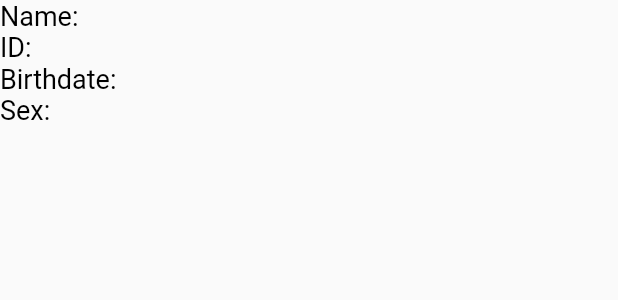
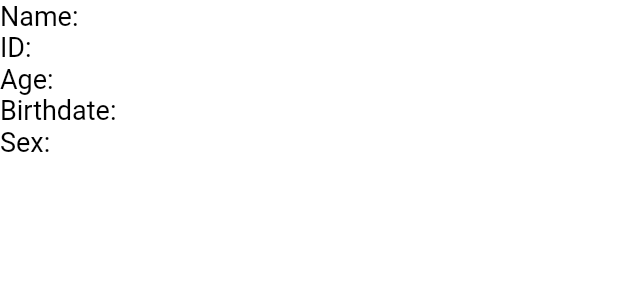
Before and after one commit to Dokotela/vigor, a Flutter app: the InfoBannerWidget widget shown alone on an empty page, opened directly with empty values, on a phone screen of 412 x 824 dp. Shown: the top 300 px of the screen. Run offline on Flutter 3.47's test engine with Material 2 defaults, Android fonts, the phone set to English and light mode, and no system bars; our stand-ins replace dartz, freezed_annotation, get, google_fonts, sembast, sqflite and 1 more; missing offline and left inert: fhir, sembast_sqflite, translator, vax_cast; accounts and stored records are empty; generated files the repository leaves out were written again.

Commit message:
feat: can now get relative age via 'fuzzy' dates

```diff
--- a/lib/1_presentation/screens/patient_screens/patient_immunizations.dart
+++ b/lib/1_presentation/screens/patient_screens/patient_immunizations.dart
@@ -31,6 +31,7 @@ class PatientImmunizations extends StatelessWidget {
                   lastCommaFirstName: controller.name(),
                   id: controller.id(),
                   birthDate: controller.birthDate(),
+                  relativeAge: controller.relativeAge(),
                   sex: controller.sex(),
                 ),
               ),
--- a/lib/1_presentation/screens/patient_screens/patient_parasite.dart
+++ b/lib/1_presentation/screens/patient_screens/patient_parasite.dart
@@ -32,6 +32,7 @@ class PatientParasite extends StatelessWidget {
                     lastCommaFirstName: controller.name(),
                     id: controller.id(),
                     birthDate: controller.birthDate(),
+                    relativeAge: controller.relativeAge(),
                     sex: controller.sex(),
                   ),
                 ),
--- a/lib/1_presentation/screens/patient_screens/widgets/info_banner.dart
+++ b/lib/1_presentation/screens/patient_screens/widgets/info_banner.dart
@@ -7,12 +7,14 @@ class InfoBannerWidget extends StatelessWidget {
     @required this.lastCommaFirstName,
     @required this.id,
     @required this.birthDate,
+    @required this.relativeAge,
     @required this.sex,
   });
 
   final String lastCommaFirstName;
   final String id;
   final String birthDate;
+  final String relativeAge;
   final String sex;
   static const localTextStyle = TextStyle(color: Colors.black);
 
@@ -23,6 +25,7 @@ class InfoBannerWidget extends StatelessWidget {
       children: <Widget>[
         Text('${"Name".tr}: $lastCommaFirstName', style: localTextStyle),
         Text('${"ID"}: $id', style: localTextStyle),
+        Text('${"Age"}: $relativeAge', style: localTextStyle),
         Text('${"Birthdate".tr}: $birthDate', style: localTextStyle),
         Text('${"Sex".tr}: $sex', style: localTextStyle),
       ],
--- a/lib/1_presentation/theme/theme.dart
+++ b/lib/1_presentation/theme/theme.dart
@@ -8,6 +8,8 @@ abstract class ThemeClass {
         brightness: Brightness.light,
         primaryColor: AppColors.primaryLight,
         accentColor: AppColors.secondaryLight,
+        backgroundColor: AppColors.backgroundLight,
+        scaffoldBackgroundColor: AppColors.backgroundLight,
         disabledColor: AppColors.disabledLight,
         textTheme: MyTextTheme.buildLightTextTheme(),
       );
@@ -18,6 +20,8 @@ abstract class ThemeClass {
         primaryColor: AppColors.primaryDark,
         accentColor: AppColors.secondaryDark,
         disabledColor: AppColors.disabledDark,
+        backgroundColor: AppColors.backgroundDark,
+        scaffoldBackgroundColor: AppColors.backgroundDark,
         textTheme: MyTextTheme.buildDarkTextTheme(),
         inputDecorationTheme: InputDecorationTheme(
           border: OutlineInputBorder(
@@ -37,11 +41,13 @@ class AppColors {
   static const Color primaryLight = Color(0xFF2D9CDB);
   static const Color secondaryLight = Color(0xFFF2C94C);
   static const Color disabledLight = Colors.white38;
+  static const Color backgroundLight = Colors.white;
   static const Color textDark = Color(0xFF000000);
   // Dark theme  // todo: replace
   static const Color primaryDark = Color(0xFF2D9CDB);
   static const Color secondaryDark = Color(0xFFF2C94C);
   static const Color disabledDark = Colors.white38;
+  static const Color backgroundDark = Colors.white;
   static const Color textLight = gray6;
   // Multi-theme
   static const Color gray5 = Color(0xFFE0E0E0);
--- a/lib/2_application/patient_home/patient_home_controller.dart
+++ b/lib/2_application/patient_home/patient_home_controller.dart
@@ -1,6 +1,8 @@
 import 'package:get/get.dart';
 import 'package:vigor/1_presentation/screens/screens.dart';
 import 'package:vigor/3_domain/models/patient_model.dart';
+
+import 'shared/relative_age.dart';
 
 class PatientHomeController extends GetxController {
   // PROPERTIES
@@ -15,6 +17,7 @@ class PatientHomeController extends GetxController {
   String id() => patient.id();
   String sex() => patient.sex();
   String birthDate() => patient.birthDate();
+  String relativeAge() => sharedRelativeAge(patient.birthDate());
 
   // FUNCTIONS
   void editPatient() =>
--- a/lib/2_application/patient_home/patient_immunizations/patient_immunizations_controller.dart
+++ b/lib/2_application/patient_home/patient_immunizations/patient_immunizations_controller.dart
@@ -3,6 +3,7 @@ import 'package:flutter/material.dart';
 import 'package:freezed_annotation/freezed_annotation.dart';
 import 'package:get/get.dart';
 import 'package:vigor/1_presentation/screens/screens.dart';
+import 'package:vigor/2_application/patient_home/shared/relative_age.dart';
 import 'package:vigor/3_domain/formatters/simple_date.dart';
 import 'package:vigor/3_domain/models/patient_model.dart';
 
@@ -38,6 +39,8 @@ class PatientImmunizationsController extends GetxController {
   String id() => state.value.patient.id();
   String sex() => state.value.patient.sex();
   String birthDate() => state.value.patient.birthDate();
+  String relativeAge() => sharedRelativeAge(state.value.patient.birthDate());
+
   int get numberOfRecommendations => state.value.displayImmRecs.length;
   Color colorByDate(int index) {
     final dueDate = DateTime.parse(state
--- a/lib/2_application/patient_home/patient_parasite_controller.dart
+++ b/lib/2_application/patient_home/patient_parasite_controller.dart
@@ -3,6 +3,8 @@ import 'package:get/get.dart';
 import 'package:vigor/1_presentation/screens/screens.dart';
 import 'package:vigor/3_domain/models/patient_model.dart';
 import 'package:vigor/4_infrastructure/interfaces/i_fhir_db.dart';
+
+import 'shared/relative_age.dart';
 
 class PatientParasiteController extends GetxController {
   // PROPERTIES
@@ -27,6 +29,7 @@ class PatientParasiteController extends GetxController {
   String id() => patient.id();
   String sex() => patient.sex();
   String birthDate() => patient.birthDate();
+  String relativeAge() => sharedRelativeAge(patient.birthDate());
 
   // FUNCTIONS
   void editPatient() =>
--- a/pubspec.yaml
+++ b/pubspec.yaml
@@ -1,11 +1,12 @@
 name: vigor
-description: mHealth Platform, utilizing FHIR, written in Dart/Flutter to create transcendent data
+description: mHealth Platform, utilizing FHIR, written in Dart/Flutter to create
+  transcendent data
 
 publish_to: 'none'
 version: 1.0.0+1
 
 environment:
-  sdk: ">=2.8.4 <3.0.0"
+  sdk: '>=2.8.4 <3.0.0'
 
 dependencies:
   flutter:
@@ -32,6 +33,7 @@ dependencies:
     git:
       url: git://github.com/Dokotela/vax_cast.git
       ref: vigor
+  timeago: ^2.0.27
 
 dev_dependencies:
   flutter_test:
```
Also changed, not shown: lib/1_presentation/screens/patient_screens/patient_home.dart (+5 -4 lines), lib/2_application/patient_home/shared/relative_age.dart (added, +12 -0 lines), pubspec.lock.
